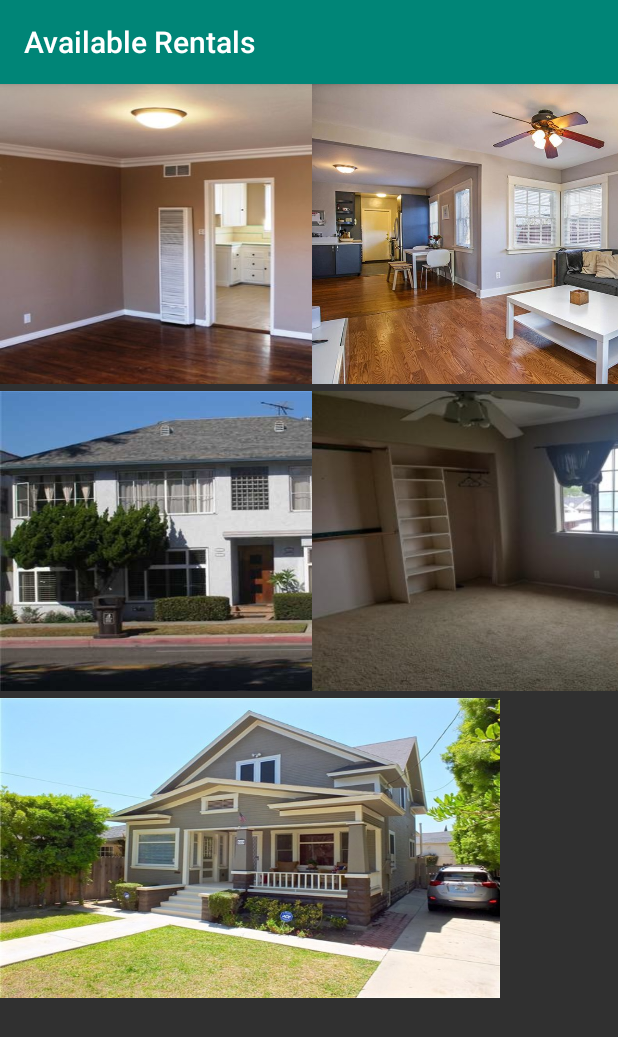
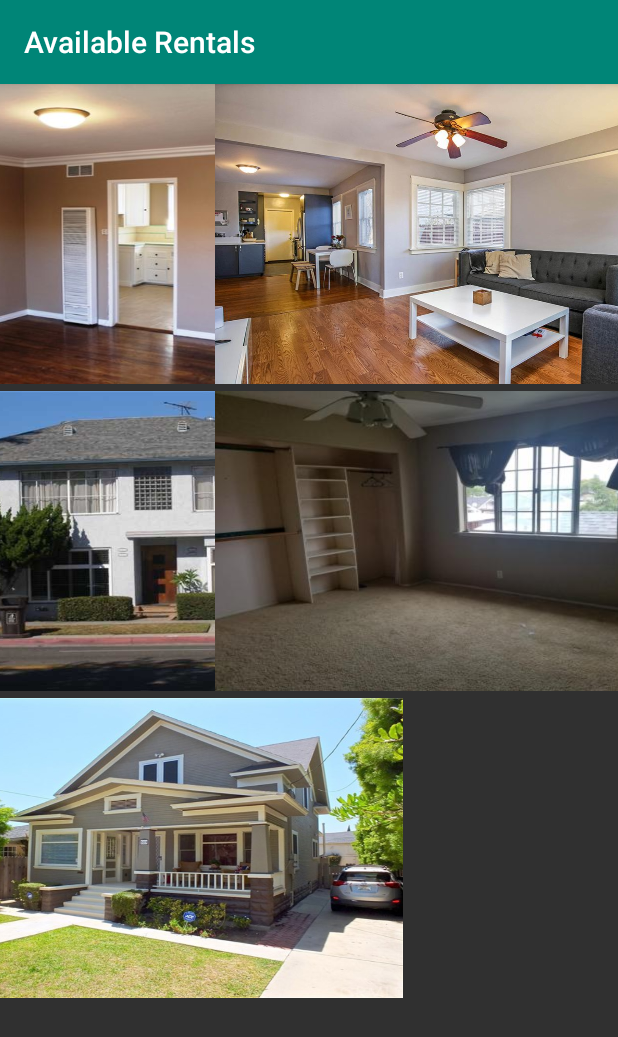
Before and after one commit to tracyjohnson213/AvailableRentals, an Android app: the PropertyActivity screen opened directly, with no data from a screen before it, on a phone screen of 412 x 824 dp. Shown: the top 1037 px of the screen. Run offline under Robolectric (Android 15) with nearby library versions, the phone set to English and light mode, and no system bars.

Commit message:
move buttons in rental layout

```diff
--- a/app/src/main/res/layout/activity_property.xml
+++ b/app/src/main/res/layout/activity_property.xml
@@ -8,17 +8,19 @@
     tools:context=".PropertyActivity">
 
     <GridView
+        android:id="@+id/gridView"
         android:layout_width="fill_parent"
         android:layout_height="wrap_content"
-        android:id="@+id/gridView"
+        android:columnWidth="180dp"
+        android:gravity="center_horizontal"
+        android:horizontalSpacing="5dp"
         android:numColumns="2"
-        android:columnWidth="180dp"
-        android:horizontalSpacing="5dp"
-        android:verticalSpacing="5dp"/>
+        android:verticalSpacing="5dp" />
 
     <RelativeLayout
         android:layout_width="fill_parent"
         android:layout_height="wrap_content">
+
         <Button
             android:id="@+id/btnPrevious"
             android:layout_width="wrap_content"
@@ -39,13 +41,14 @@
             android:text="@string/btnNext"
             android:visibility="invisible"/>
 
+        <ImageView
+            android:id="@+id/imgLarge"
+            android:layout_width="270dp"
+            android:layout_height="200dp"
+            android:layout_gravity="center_horizontal"
+            android:layout_marginTop="5dp"
+            android:contentDescription="@string/imgLarge" />
+
     </RelativeLayout>
 
-    <ImageView
-        android:id="@+id/imgLarge"
-        android:layout_marginTop="5dp"
-        android:layout_gravity="center_horizontal"
-        android:layout_width="270dp"
-        android:layout_height="300dp"
-        android:contentDescription="@string/imgLarge"/>
 </LinearLayout>
```
Also changed, not shown: app/src/main/res/layout/activity_property_list.xml (deleted, +0 -17 lines).
